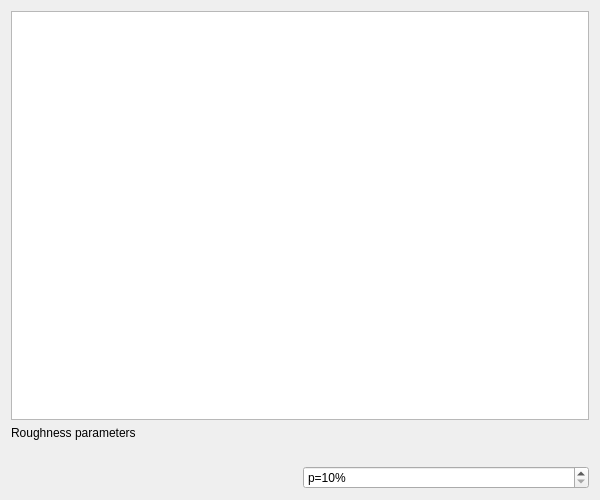
The window that cybervision/cybervision-app/UI/crosssectionwindow.ui (zlogic/cybervision) describes before a commit, drawn with Qt 5.
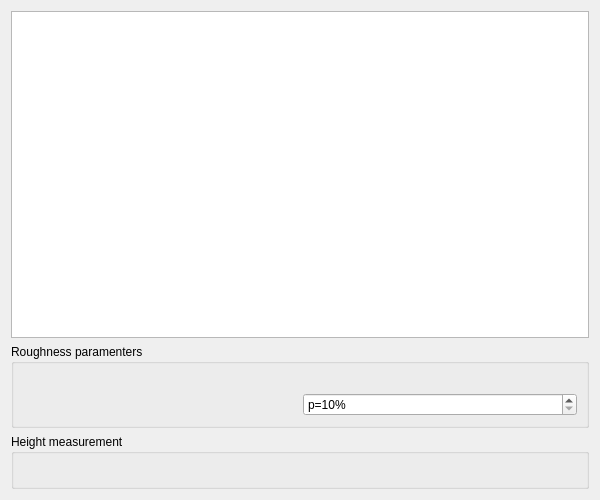
The same window after the commit. Icons and pictures are not drawn.

Commit message: - Added UI for analyzing depth at specific points

The edit to the form file:
```diff
--- a/cybervision/cybervision-app/UI/crosssectionwindow.ui
+++ b/cybervision/cybervision-app/UI/crosssectionwindow.ui
@@ -18,55 +18,6 @@
     <normaloff>:/icons/UI/icons/pencil-ruler.png</normaloff>:/icons/UI/icons/pencil-ruler.png</iconset>
   </property>
   <layout class="QGridLayout" name="gridLayout">
-   <item row="2" column="0" colspan="2">
-    <widget class="QLabel" name="crosssectionRoughnessParametersLabel">
-     <property name="text">
-      <string>Roughness parameters</string>
-     </property>
-    </widget>
-   </item>
-   <item row="3" column="0">
-    <widget class="QLabel" name="crosssectionHeightStatsLabel">
-     <property name="text">
-      <string/>
-     </property>
-     <property name="textInteractionFlags">
-      <set>Qt::LinksAccessibleByMouse|Qt::TextSelectableByMouse</set>
-     </property>
-    </widget>
-   </item>
-   <item row="3" column="1">
-    <widget class="QLabel" name="crosssectionStepStatsLabel">
-     <property name="text">
-      <string/>
-     </property>
-     <property name="textInteractionFlags">
-      <set>Qt::LinksAccessibleByMouse|Qt::TextSelectableByMouse</set>
-     </property>
-    </widget>
-   </item>
-   <item row="4" column="1">
-    <widget class="QSpinBox" name="crosssectionPSpinBox">
-     <property name="suffix">
-      <string notr="true">%</string>
-     </property>
-     <property name="prefix">
-      <string notr="true">p=</string>
-     </property>
-     <property name="minimum">
-      <number>10</number>
-     </property>
-     <property name="maximum">
-      <number>90</number>
-     </property>
-     <property name="singleStep">
-      <number>10</number>
-     </property>
-     <property name="value">
-      <number>10</number>
-     </property>
-    </widget>
-   </item>
    <item row="1" column="0" colspan="2">
     <widget class="QGraphicsView" name="crossSectionViewport">
      <property name="minimumSize">
@@ -89,6 +40,73 @@
      </property>
     </widget>
    </item>
+   <item row="2" column="0" colspan="2">
+    <widget class="QGroupBox" name="roughnessGroupBox">
+     <property name="title">
+      <string>Roughness paramenters</string>
+     </property>
+     <layout class="QGridLayout" name="gridLayout_2">
+      <item row="0" column="0">
+       <widget class="QLabel" name="roughnessHeightStatsLabel">
+        <property name="text">
+         <string/>
+        </property>
+        <property name="textInteractionFlags">
+         <set>Qt::LinksAccessibleByMouse|Qt::TextSelectableByMouse</set>
+        </property>
+       </widget>
+      </item>
+      <item row="0" column="1">
+       <widget class="QLabel" name="roughnessStepStatsLabel">
+        <property name="text">
+         <string/>
+        </property>
+        <property name="textInteractionFlags">
+         <set>Qt::LinksAccessibleByMouse|Qt::TextSelectableByMouse</set>
+        </property>
+       </widget>
+      </item>
+      <item row="1" column="1">
+       <widget class="QSpinBox" name="roughnessPSpinBox">
+        <property name="suffix">
+         <string notr="true">%</string>
+        </property>
+        <property name="prefix">
+         <string notr="true">p=</string>
+        </property>
+        <property name="minimum">
+         <number>10</number>
+        </property>
+        <property name="maximum">
+         <number>90</number>
+        </property>
+        <property name="singleStep">
+         <number>10</number>
+        </property>
+        <property name="value">
+         <number>10</number>
+        </property>
+       </widget>
+      </item>
+     </layout>
+    </widget>
+   </item>
+   <item row="5" column="0" colspan="2">
+    <widget class="QGroupBox" name="heightGroupBox">
+     <property name="title">
+      <string>Height measurement</string>
+     </property>
+     <layout class="QGridLayout" name="gridLayout_3">
+      <item row="0" column="0">
+       <widget class="QLabel" name="heightMeasurementLabel">
+        <property name="text">
+         <string/>
+        </property>
+       </widget>
+      </item>
+     </layout>
+    </widget>
+   </item>
   </layout>
  </widget>
  <resources>
```
Left out of the diff: 4 changed lines with no effect on the pictures. The commit also changes 7 other files.
